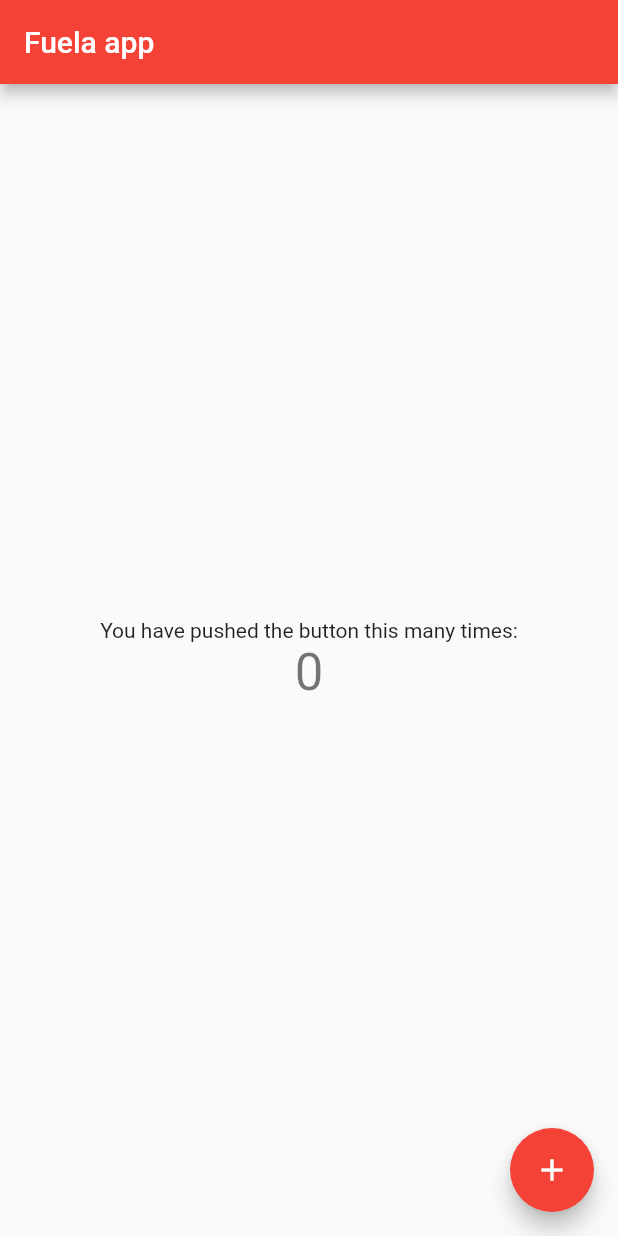
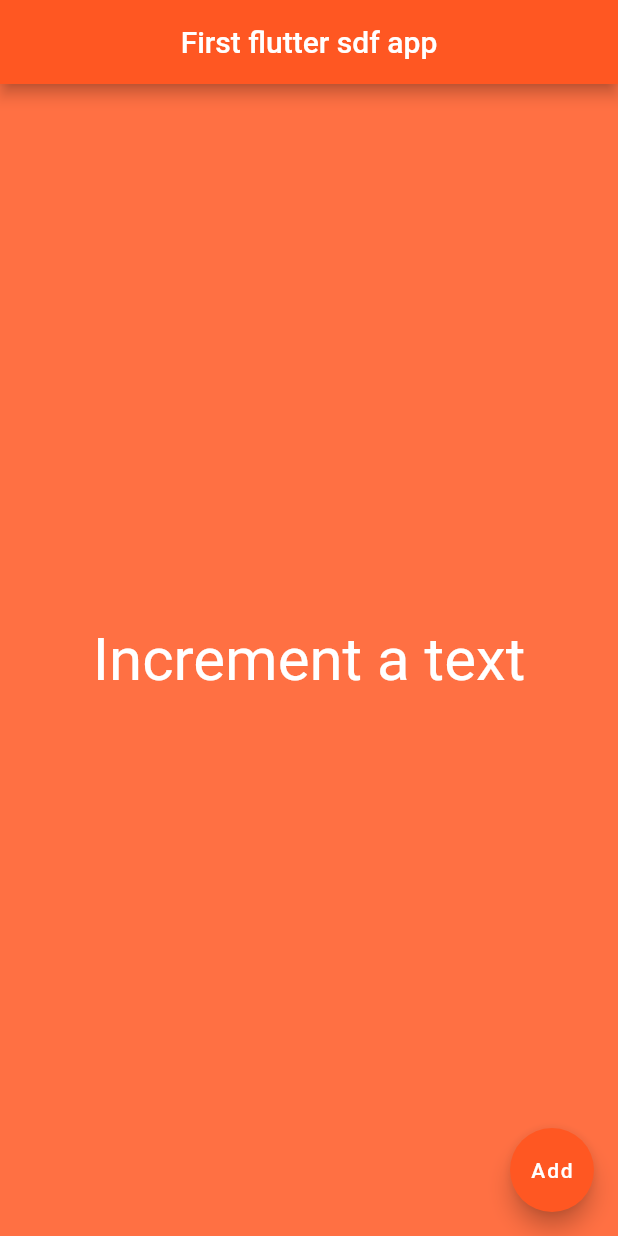
Before and after one commit to borebrian/flutter_app, a Flutter app: the screen it shows after launch, on a phone screen of 412 x 824 dp. Run offline on Flutter 3.47's test engine with Material 2 defaults, Android fonts, the phone set to English and light mode, and no system bars.

Commit message:
Flutter lesson1

```diff
--- a/lib/main.dart
+++ b/lib/main.dart
@@ -1,111 +1,45 @@
 import 'package:flutter/material.dart';
 
-void main() => runApp(MyApp());
+void main() => runApp(
 
-class MyApp extends StatelessWidget {
-  // This widget is the root of your application.
-  @override
-  Widget build(BuildContext context) {
-    return MaterialApp(
-      title: 'Flutter Demo',
-      theme: ThemeData(
-        // This is the theme of your application.
-        //
-        // Try running your application with "flutter run". You'll see the
-        // application has a blue toolbar. Then, without quitting the app, try
-        // changing the primarySwatch below to Colors.green and then invoke
-        // "hot reload" (press "r" in the console where you ran "flutter run",
-        // or simply save your changes to "hot reload" in a Flutter IDE).
-        // Notice that the counter didn't reset back to zero; the application
-        // is not restarted.
-        primarySwatch: Colors.red,
-      ),
-      home: MyHomePage(title: 'Fuela app'),
-    );
-  }
-}
+  MaterialApp(
+    title: "Fuela",
+ home: Scaffold(
+   appBar: AppBar(
+     title: Text('First flutter sdf app'),
 
-class MyHomePage extends StatefulWidget {
-  MyHomePage({Key key, this.title}) : super(key: key);
+     centerTitle: true,
+     backgroundColor: Colors.deepOrange,
+   ),
+   body: Material(
+     color: Colors.deepOrange[400],
+     child:Center(
+       child: Text(
+         "Increment a text",
+           textDirection: TextDirection.rtl,
+       style: TextStyle(
+         color: Colors.white,
+         fontSize: 40,
 
-  // This widget is the home page of your application. It is stateful, meaning
-  // that it has a State object (defined below) that contains fields that affect
-  // how it looks.
+       ),
 
-  // This class is the configuration for the state. It holds the values (in this
-  // case the title) provided by the parent (in this case the App widget) and
-  // used by the build method of the State. Fields in a Widget subclass are
-  // always marked "final".
+     ),
+     ),
 
-  final String title;
+   ),
+   floatingActionButton: FloatingActionButton(
+     onPressed: (){
 
-  @override
-  _MyHomePageState createState() => _MyHomePageState();
-}
+     },
+     child:Text("Add"),
 
-class _MyHomePageState extends State<MyHomePage> {
-  int _counter = 0;
 
-  void _incrementCounter() {
-    setState(() {
-      // This call to setState tells the Flutter framework that something has
-      // changed in this State, which causes it to rerun the build method below
-      // so that the display can reflect the updated values. If we changed
-      // _counter without calling setState(), then the build method would not be
-      // called again, and so nothing would appear to happen.
-      _counter++;
-    });
-  }
 
-  @override
-  Widget build(BuildContext context) {
-    // This method is rerun every time setState is called, for instance as done
-    // by the _incrementCounter method above.
-    //
-    // The Flutter framework has been optimized to make rerunning build methods
-    // fast, so that you can just rebuild anything that needs updating rather
-    // than having to individually change instances of widgets.
-    return Scaffold(
-      appBar: AppBar(
-        // Here we take the value from the MyHomePage object that was created by
-        // the App.build method, and use it to set our appbar title.
-        title: Text(widget.title),
-      ),
-      body: Center(
-        // Center is a layout widget. It takes a single child and positions it
-        // in the middle of the parent.
-        child: Column(
-          // Column is also a layout widget. It takes a list of children and
-          // arranges them vertically. By default, it sizes itself to fit its
-          // children horizontally, and tries to be as tall as its parent.
-          //
-          // Invoke "debug painting" (press "p" in the console, choose the
-          // "Toggle Debug Paint" action from the Flutter Inspector in Android
-          // Studio, or the "Toggle Debug Paint" command in Visual Studio Code)
-          // to see the wireframe for each widget.
-          //
-          // Column has various properties to control how it sizes itself and
-          // how it positions its children. Here we use mainAxisAlignment to
-          // center the children vertically; the main axis here is the vertical
-          // axis because Columns are vertical (the cross axis would be
-          // horizontal).
-          mainAxisAlignment: MainAxisAlignment.center,
-          children: <Widget>[
-            Text(
-              'You have pushed the button this many times:',
-            ),
-            Text(
-              '$_counter',
-              style: Theme.of(context).textTheme.display1,
-            ),
-          ],
-        ),
-      ),
-      floatingActionButton: FloatingActionButton(
-        onPressed: _incrementCounter,
-        tooltip: 'Increment',
-        child: Icon(Icons.add),
-      ), // This trailing comma makes auto-formatting nicer for build methods.
-    );
-  }
-}
+
+     backgroundColor: Colors.deepOrange,
+   ),
+
+ ),
+
+
+));
```
